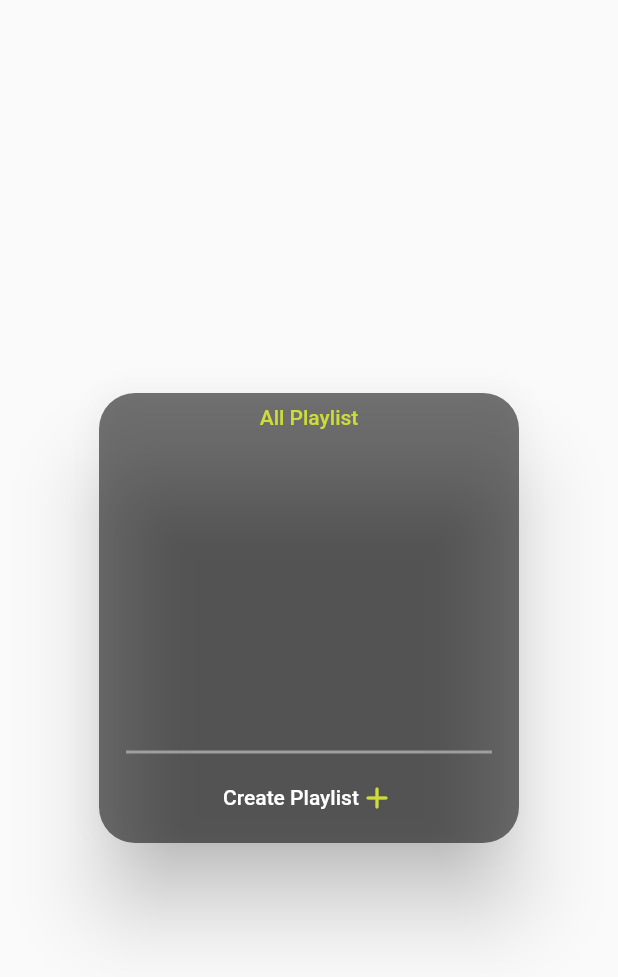
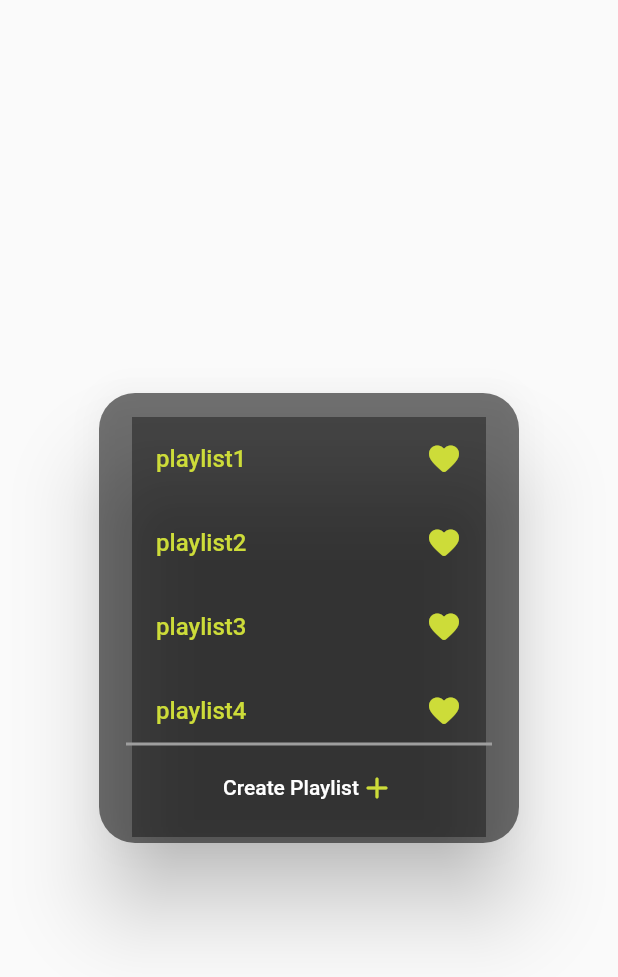
Before and after one commit to PranavModi123/Composium, a Flutter app: the PlaylistDialogScreen widget shown alone on an empty page, opened directly, on a phone screen of 412 x 824 dp. Shown: the top 977 px of the screen. Run offline on Flutter 3.47's test engine with Material 2 defaults, Android fonts, the phone set to English and light mode, and no system bars; our stand-ins replace animated_text_kit, flutter_neumorphic, focused_menu, shared_preferences, text_scroll; missing offline and left inert: audiotagger, flutter_audio_query; accounts and stored records are empty; Roboto replaces fonts that are missing (Avenir).

Commit message:
1.1.4
-implement Listview builder ui for playlist

```diff
--- a/composium_music_player/lib/constants.dart
+++ b/composium_music_player/lib/constants.dart
@@ -60,6 +60,13 @@ IconData upButton = Icons.keyboard_arrow_up_rounded;
 IconData filledFavButton = Icons.favorite_rounded;
 IconData emptyFavButton = Icons.favorite_outline;
 
+const dummyNames = [
+  'playlist1',
+  'playlist2',
+  'playlist3',
+  'playlist4',
+  'playlist5',
+];
 //Returns a random number between 1 to 10
 int getRandomNumber() {
   var random = Random();
@@ -116,6 +123,11 @@ ThemeData averageTheme(BuildContext context) {
           fontFamily: 'Avenir',
           fontWeight: FontWeight.w500,
           color: Colors.lime),
+      headline6: TextStyle(
+          fontSize: 16,
+          fontFamily: 'Avenir',
+          fontWeight: FontWeight.w500,
+          color: Colors.lime),
     ),
   );
 }
--- a/composium_music_player/lib/screens/playlist_screen.dart
+++ b/composium_music_player/lib/screens/playlist_screen.dart
@@ -1,4 +1,6 @@
+import 'package:composium_music_player/constants.dart';
 import 'package:flutter/material.dart';
+import 'package:flutter/services.dart';
 import '../widgets/create_playlist.dart';
 
 class PlaylistDialogScreen extends StatelessWidget {
@@ -16,16 +18,37 @@ class PlaylistDialogScreen extends StatelessWidget {
         height: 300,
         width: 240,
         child: Padding(
-          padding: const EdgeInsets.all(8.0),
+          padding: const EdgeInsets.symmetric(horizontal: 8.0, vertical: 16),
           child: Column(
             crossAxisAlignment: CrossAxisAlignment.center,
             children: [
               Expanded(
-                  flex: 5,
-                  child: Text(
-                    'All Playlist',
-                    style: Theme.of(context).textTheme.headline5,
-                  )),
+                flex: 5,
+                child: ListView.builder(
+                  itemCount: dummyNames.length,
+                  itemBuilder: (context, index) {
+                    return Padding(
+                      padding: const EdgeInsets.symmetric(horizontal: 14),
+                      child: ListTile(
+                        tileColor: Colors.black38,
+                        onTap: () {
+                          //add to song id to playlist array
+                          HapticFeedback.lightImpact();
+                          Navigator.of(context).pop();
+                        },
+                        trailing: Icon(
+                          filledFavButton,
+                          color: Colors.lime,
+                        ),
+                        title: Text(
+                          dummyNames[index],
+                          style: Theme.of(context).textTheme.headline6,
+                        ),
+                      ),
+                    );
+                  },
+                ),
+              ),
               Divider(
                 endIndent: 10,
                 indent: 10,
--- a/composium_music_player/lib/widgets/create_playlist.dart
+++ b/composium_music_player/lib/widgets/create_playlist.dart
@@ -47,6 +47,7 @@ class _createPlaylistState extends State<createPlaylist> {
                   flex: 2,
                   child: GestureDetector(
                     onTap: () {
+                      //write new playlist to db
                       print('${playlistController.text}');
                       playlistController.clear();
                       HapticFeedback.heavyImpact();
```
